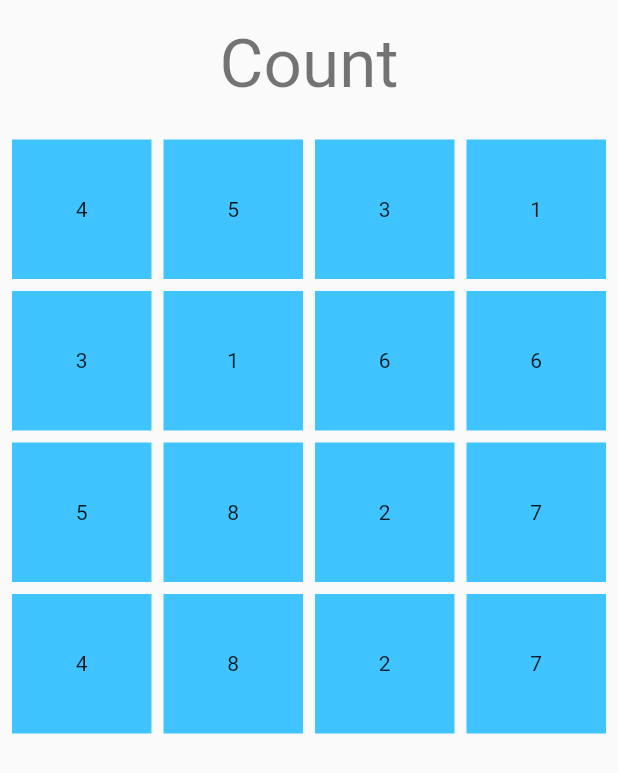
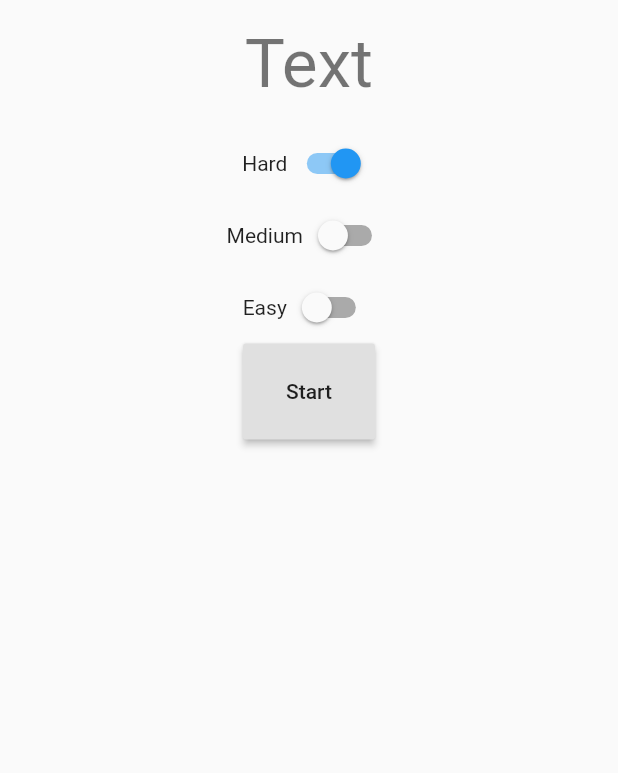
Before and after one commit to AlexBossss/kids_app, a Flutter app: the screen it shows after launch, after a tap on "Game 1", on a phone screen of 412 x 824 dp. Shown: the top 773 px of the screen. Run offline on Flutter 3.47's test engine with Material 2 defaults, Android fonts, the phone set to English and light mode, and no system bars; our stand-ins replace flip_card.

Commit message:
add: CardGameMenu with levels

```diff
--- a/lib/main.dart
+++ b/lib/main.dart
@@ -1,6 +1,6 @@
 import 'package:flutter/material.dart';
 import 'package:kidsapp/home/HomeScreen.dart';
-import 'package:kidsapp/memorycardgamev2/MemoryCardGame.dart';
+import 'package:kidsapp/memorycardgamev2/MemoryCardGameMenu.dart';
 
 //super app next 1
 void main() {
@@ -9,7 +9,7 @@ void main() {
       initialRoute: '/',
       routes: {
         '/': (BuildContext context) => HomeScreen(),
-        '/newPage' : (BuildContext context) => MemoryGame(),
+        '/newPage' : (BuildContext context) => MemoryCardGameMenu(),
       },
     ),
   );
--- a/lib/memorycardgamev2/Data.dart
+++ b/lib/memorycardgamev2/Data.dart
@@ -22,7 +22,7 @@ List<String> fillSourceArray(Kind kind) {
           'assets/parrot.png',
           'assets/rabbit.png',
           'assets/rabbit.png',
-          'assets/zoo.png'
+          'assets/zoo.png',
           'assets/zoo.png'
         ];
       }
--- a/lib/memorycardgamev2/MemoryCardGame.dart
+++ b/lib/memorycardgamev2/MemoryCardGame.dart
@@ -8,32 +8,27 @@ import 'package:kidsapp/memorycardgamev2/MemoryCardEnums.dart';
 import 'Data.dart';
 
 class MemoryGame extends StatefulWidget {
+  Level level;
+
+  MemoryGame(this.level);
+
   @override
-  _MemoryGameState createState() => _MemoryGameState();
+  _MemoryGameState createState() => _MemoryGameState(level);
 }
 
 class _MemoryGameState extends State<MemoryGame> {
+  _MemoryGameState(this.level);
+
   int previousIndex = -1;
   bool flip = false;
   bool start = false;
-  int time = 0;
-  static Kind kind = Kind.NUMBERS;
-  static Level level = Level.HARD;
-  Timer timer;
+  Kind kind = Kind.ANIMALS;
+  Level level;
 
-  List<String> data = getSourceArray(level, kind);
-  List<bool> cardFlips = getInitialItemState(level);
-  List<GlobalKey<FlipCardState>> cardStateKeys = getCardStateKeys(level);
+  List<String> data;
 
-  startGame() {}
-
-  startTimer() {
-    timer = Timer.periodic(Duration(seconds: 1), (t) {
-      setState(() {
-        time = time + 1;
-      });
-    });
-  }
+  List<bool> cardFlips;
+  List<GlobalKey<FlipCardState>> cardStateKeys;
 
   Widget getItem(Kind kind, int index) {
     switch (kind) {
@@ -69,8 +64,11 @@ class _MemoryGameState extends State<MemoryGame> {
 
   @override
   void initState() {
+    data = getSourceArray(level, kind);
+    cardFlips = getInitialItemState(level);
+    cardStateKeys = getCardStateKeys(level);
+    print(level);
     super.initState();
-    startTimer();
     Future.delayed(const Duration(seconds: 5), () {
       setState(() {
         start = true;
@@ -125,6 +123,7 @@ class _MemoryGameState extends State<MemoryGame> {
                                 }
                               }
                             }
+                            setState(() {});
                           },
                           flipOnTouch: cardFlips[index],
                           direction: FlipDirection.HORIZONTAL,
--- /dev/null
+++ b/lib/memorycardgamev2/MemoryCardGameMenu.dart
@@ -0,0 +1,113 @@
+import 'package:flutter/cupertino.dart';
+import 'package:flutter/material.dart';
+
+import 'MemoryCardEnums.dart';
+import 'MemoryCardGame.dart';
+
+class MemoryCardGameMenu extends StatefulWidget {
+  @override
+  _MenuState createState() => _MenuState();
+}
+
+class _MenuState extends State<MemoryCardGameMenu> {
+  bool isHard = true;
+  bool isMid = false;
+  bool isEasy = false;
+
+  Level level;
+
+  Level checkLevel() {
+    if (isHard == true) {
+      return Level.HARD;
+    } else if (isMid == true) {
+      return Level.MID;
+    } else {
+      return Level.EASY;
+    }
+  }
+
+  @override
+  void initState() {
+    // TODO: implement initState
+    super.initState();
+    level = checkLevel();
+  }
+
+  @override
+  Widget build(BuildContext context) {
+    return Scaffold(
+      body: SafeArea(
+        child: Center(
+          child: Column(
+            children: <Widget>[
+              Padding(
+                padding: const EdgeInsets.all(16.0),
+                child: Text(
+                  'Text',
+                  style: Theme.of(context).textTheme.headline3,
+                ),
+              ),
+              Row(
+                mainAxisAlignment: MainAxisAlignment.center,
+                children: <Widget>[
+                  Text('Hard'),
+                  Switch(
+                    onChanged: (bool value) {
+                      setState(() => {
+                            this.isHard = value,
+                            this.isEasy = false,
+                            this.isMid = false
+                          });
+                    },
+                    value: this.isHard,
+                  ),
+                ],
+              ),
+              Row(
+                mainAxisAlignment: MainAxisAlignment.center,
+                children: <Widget>[
+                  Text('Medium'),
+                  Switch(
+                    onChanged: (bool value) {
+                      setState(() => {
+                            this.isMid = value,
+                            this.isHard = false,
+                            this.isEasy = false
+                          });
+                    },
+                    value: this.isMid,
+                  ),
+                ],
+              ),
+              Row(
+                mainAxisAlignment: MainAxisAlignment.center,
+                children: <Widget>[
+                  Text('Easy'),
+                  Switch(
+                    onChanged: (bool value) {
+                      setState(() => {
+                            this.isEasy = value,
+                            this.isHard = false,
+                            this.isMid = false
+                          });
+                    },
+                    value: this.isEasy,
+                  ),
+                ],
+              ),
+              RaisedButton(
+                  padding: const EdgeInsets.all(24.0),
+                  child: Text('Start'),
+                  onPressed: () {
+                    level = checkLevel();
+                    Navigator.push(context,
+                        MaterialPageRoute(builder: (context) => MemoryGame(level)));
+
+                  }),
+            ],
+          ),
+        ),
+      ),
+    );
+  }
+}
```
Also changed, not shown: lib/memorycardgamev2/MEmoryCardGAmeMenu.dart (deleted).
